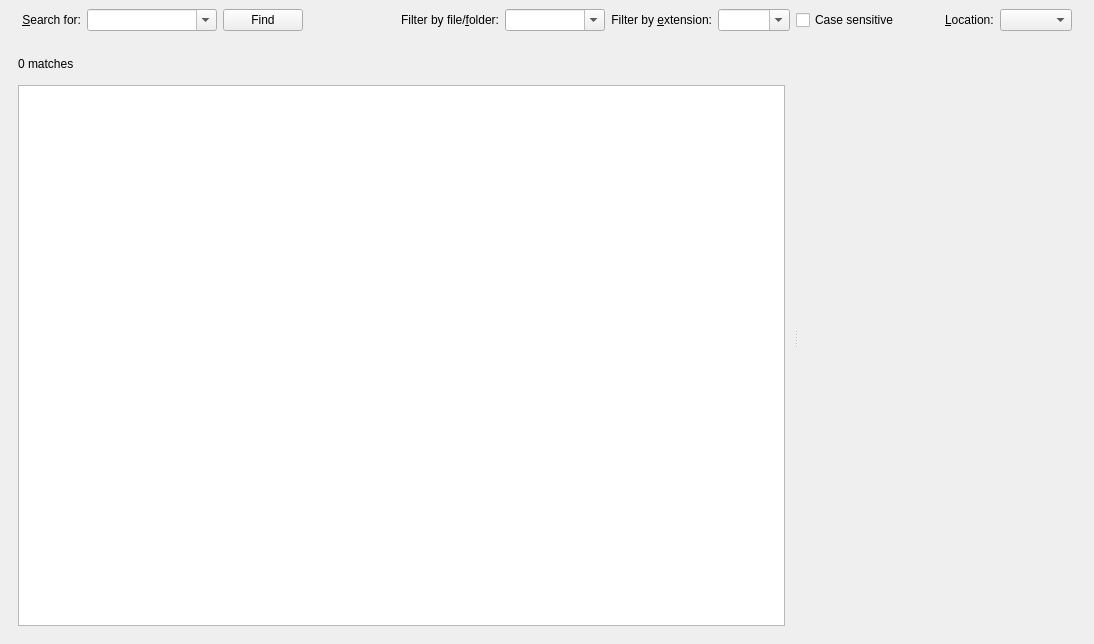
Qt form SearchPage.ui (otengler/CodeBeagle) before a commit.
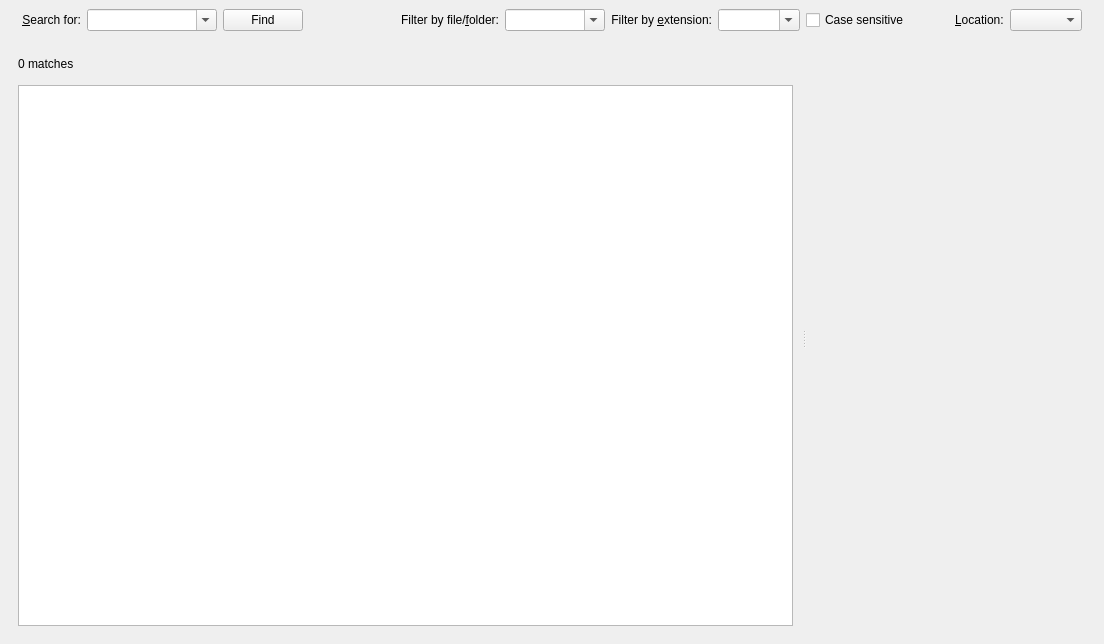
The same form after that commit. Icons and pictures are not drawn. Custom widgets are drawn as their Qt base class.

Commit message: Change background color of highlighted text in match list to get a better contrast if visual styles are switched off

Diff of the .ui file:
```diff
--- a/SearchPage.ui
+++ b/SearchPage.ui
@@ -6,7 +6,7 @@
    <rect>
     <x>0</x>
     <y>0</y>
-    <width>1094</width>
+    <width>1104</width>
     <height>644</height>
    </rect>
   </property>
@@ -376,6 +376,43 @@
               <verstretch>0</verstretch>
              </sizepolicy>
             </property>
+            <property name="palette">
+             <palette>
+              <active>
+               <colorrole role="Highlight">
+                <brush brushstyle="SolidPattern">
+                 <color alpha="255">
+                  <red>165</red>
+                  <green>212</green>
+                  <blue>255</blue>
+                 </color>
+                </brush>
+               </colorrole>
+              </active>
+              <inactive>
+               <colorrole role="Highlight">
+                <brush brushstyle="SolidPattern">
+                 <color alpha="255">
+                  <red>165</red>
+                  <green>212</green>
+                  <blue>255</blue>
+                 </color>
+                </brush>
+               </colorrole>
+              </inactive>
+              <disabled>
+               <colorrole role="Highlight">
+                <brush brushstyle="SolidPattern">
+                 <color alpha="255">
+                  <red>10</red>
+                  <green>36</green>
+                  <blue>106</blue>
+                 </color>
+                </brush>
+               </colorrole>
+              </disabled>
+             </palette>
+            </property>
             <property name="contextMenuPolicy">
              <enum>Qt::CustomContextMenu</enum>
             </property>
```
The commit also changes 2 other files.
